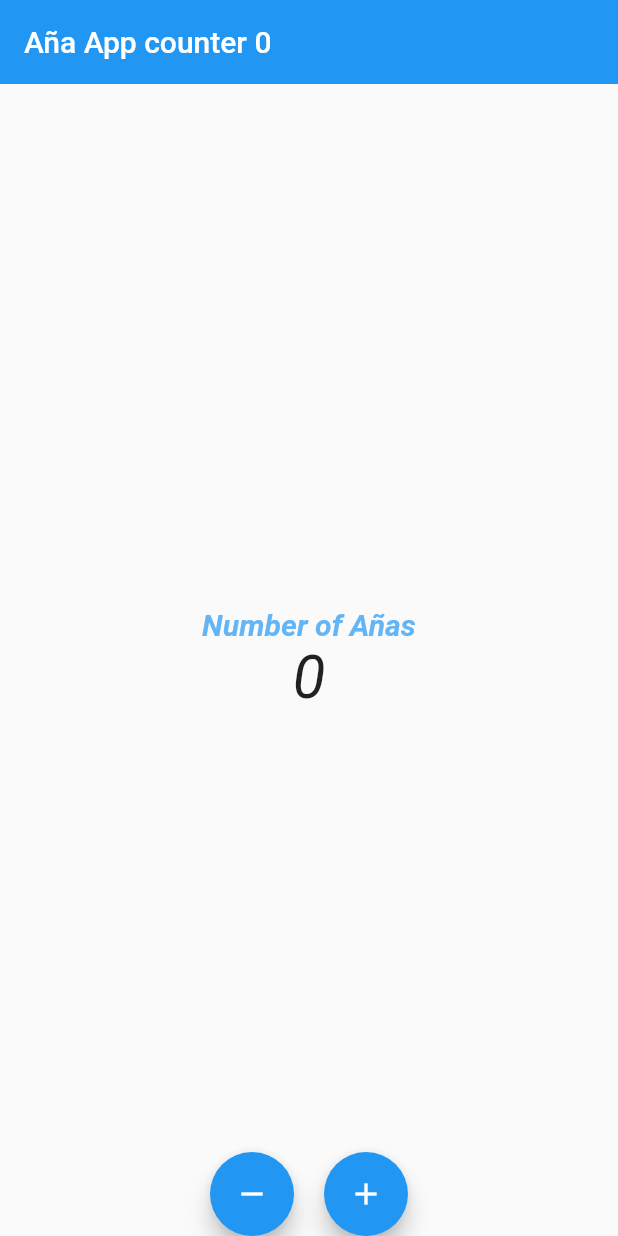
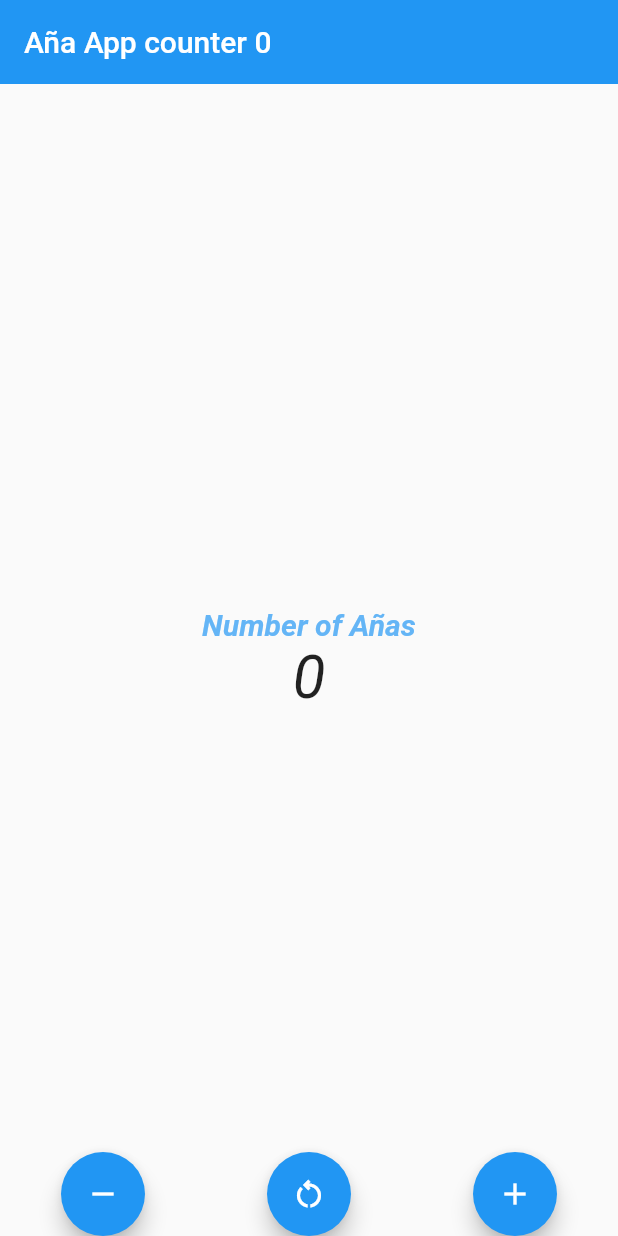
Before and after one commit to cuauhtlahuac/flutter_fer_herrera, a Flutter app: the screen it shows after launch, on a phone screen of 412 x 824 dp. Run offline on Flutter 3.47's test engine with Material 2 defaults, Android fonts, the phone set to English and light mode, and no system bars; Roboto replaces fonts that are missing (arial).

Commit message:
feat: put reset button

```diff
--- a/flutter_first_app/lib/screens/counter_screen.dart
+++ b/flutter_first_app/lib/screens/counter_screen.dart
@@ -39,7 +39,7 @@ class _CounterScreenState extends State<CounterScreen> {
       ),
       floatingActionButtonLocation: FloatingActionButtonLocation.centerDocked,
       floatingActionButton: Row(
-        mainAxisAlignment: MainAxisAlignment.center,
+        mainAxisAlignment: MainAxisAlignment.spaceAround,
         crossAxisAlignment: CrossAxisAlignment.center,
         children: [
           FloatingActionButton(
@@ -50,8 +50,13 @@ class _CounterScreenState extends State<CounterScreen> {
               tooltip: 'Decrement Counter',
               // Icon es un widget especializado en mostrar Icons
               child: const Icon(Icons.remove)),
-          const SizedBox(
-            width: 20,
+          FloatingActionButton(
+            onPressed: (() {
+              setState(() {
+                count = 0;
+              });
+            }),
+            child: Icon(Icons.restart_alt_outlined),
           ),
           FloatingActionButton(
               onPressed: () {
```
